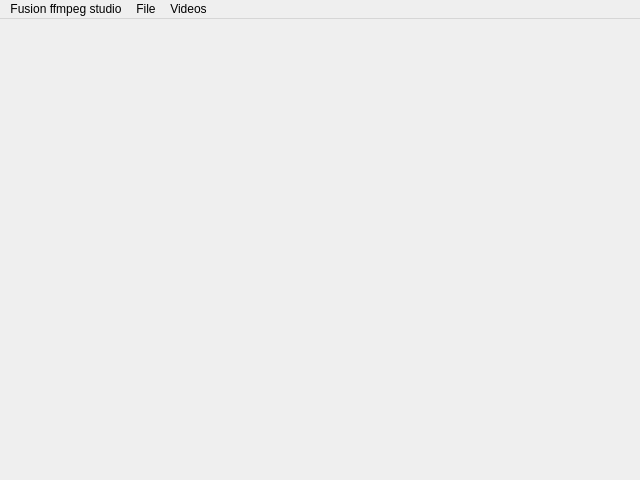
This is windows/mainwindow.ui in victormac3000/Fusion_ffmpeg_studio as Qt 5 draws it before an edit. The edited form follows.
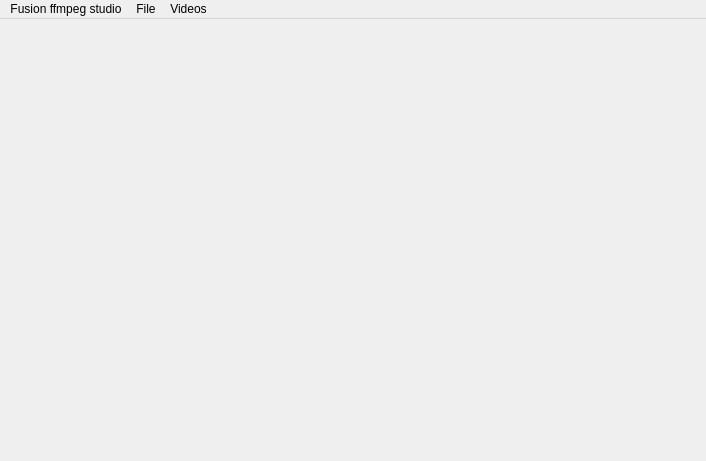
This is the edited form.

What changed in the file:
```diff
--- a/windows/mainwindow.ui
+++ b/windows/mainwindow.ui
@@ -6,8 +6,8 @@
    <rect>
     <x>0</x>
     <y>0</y>
-    <width>640</width>
-    <height>480</height>
+    <width>706</width>
+    <height>461</height>
    </rect>
   </property>
   <property name="windowTitle">
@@ -45,7 +45,7 @@
     <rect>
      <x>0</x>
      <y>0</y>
-     <width>640</width>
+     <width>706</width>
      <height>24</height>
     </rect>
    </property>
```
